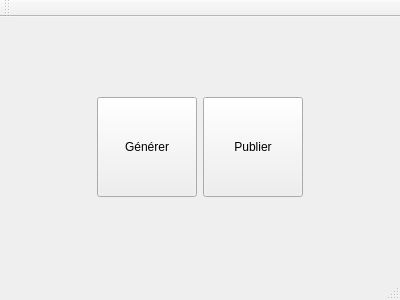
IfremerUnderwater/Matisse, file Src/Tools/MatisseDictionnaryValidator/dictionnary_validator.ui: the form before one commit.
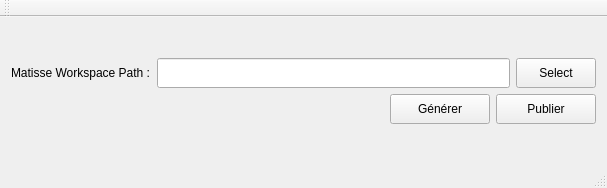
The form after the commit. Icons and pictures are not drawn.

Commit message: Reactivated Matisse Dictionary Validator and made it work again

The edit to the form file:
```diff
--- a/Src/Tools/MatisseDictionnaryValidator/dictionnary_validator.ui
+++ b/Src/Tools/MatisseDictionnaryValidator/dictionnary_validator.ui
@@ -6,8 +6,8 @@
    <rect>
     <x>0</x>
     <y>0</y>
-    <width>400</width>
-    <height>300</height>
+    <width>607</width>
+    <height>188</height>
    </rect>
   </property>
   <property name="windowTitle">
@@ -19,16 +19,63 @@
   </property>
   <widget class="QWidget" name="centralWidget">
    <layout class="QGridLayout" name="gridLayout">
-    <item row="0" column="0">
+    <item row="1" column="0">
      <layout class="QVBoxLayout" name="verticalLayout">
+      <item>
+       <layout class="QHBoxLayout" name="horizontalLayout_2">
+        <item>
+         <widget class="QLabel" name="label">
+          <property name="text">
+           <string>Matisse Workspace Path :</string>
+          </property>
+         </widget>
+        </item>
+        <item>
+         <widget class="QLineEdit" name="workspace_path">
+          <property name="minimumSize">
+           <size>
+            <width>0</width>
+            <height>30</height>
+           </size>
+          </property>
+         </widget>
+        </item>
+        <item>
+         <widget class="QPushButton" name="select_path">
+          <property name="minimumSize">
+           <size>
+            <width>0</width>
+            <height>30</height>
+           </size>
+          </property>
+          <property name="text">
+           <string>Select</string>
+          </property>
+         </widget>
+        </item>
+       </layout>
+      </item>
       <item>
        <layout class="QHBoxLayout" name="horizontalLayout">
+        <item>
+         <spacer name="horizontalSpacer">
+          <property name="orientation">
+           <enum>Qt::Horizontal</enum>
+          </property>
+          <property name="sizeHint" stdset="0">
+           <size>
+            <width>40</width>
+            <height>20</height>
+           </size>
+          </property>
+         </spacer>
+        </item>
         <item>
          <widget class="QToolButton" name="_TB_Generate">
           <property name="minimumSize">
            <size>
             <width>100</width>
-            <height>100</height>
+            <height>30</height>
            </size>
           </property>
           <property name="text">
@@ -41,7 +88,7 @@
           <property name="minimumSize">
            <size>
             <width>100</width>
-            <height>100</height>
+            <height>30</height>
            </size>
           </property>
           <property name="text">
```
Left out of the diff: 6 changed lines with no effect on the pictures. The commit also changes 7 other files.
